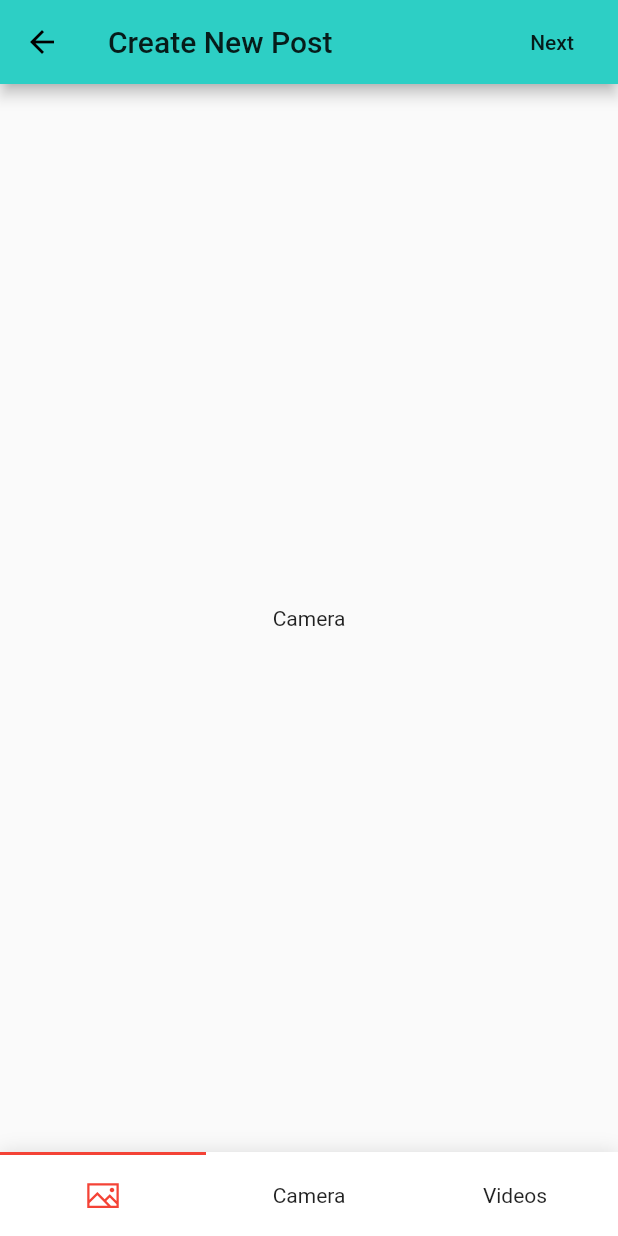
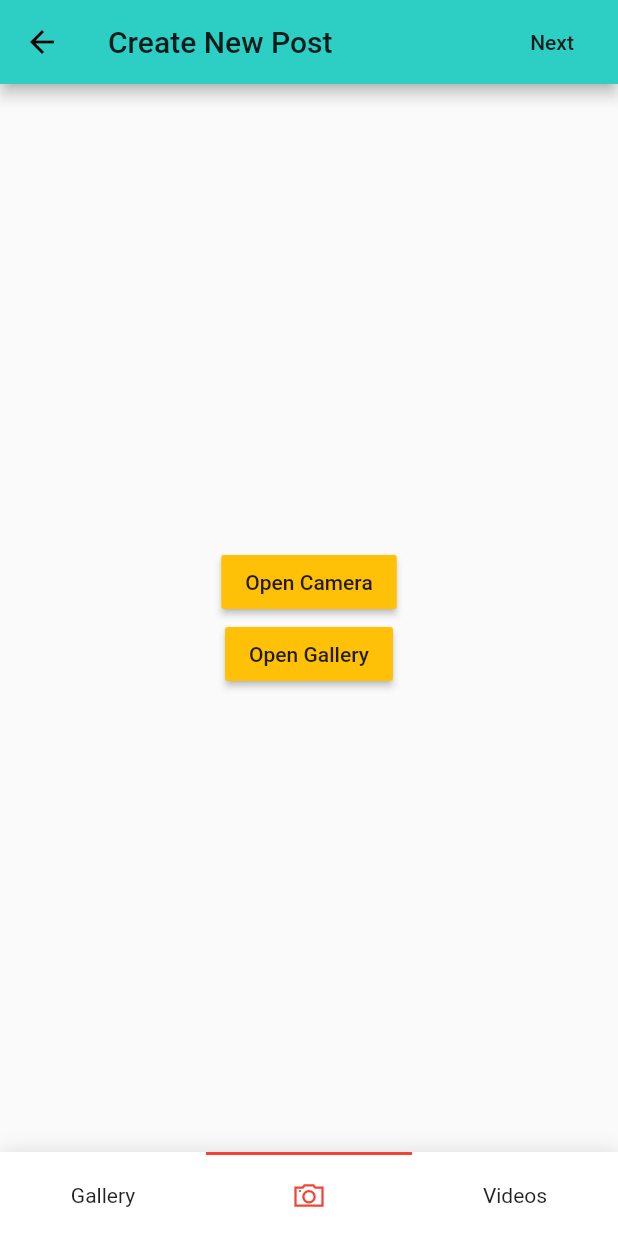
Before and after one commit to vikanshu-joshi/umix, a Flutter app: the NewPost screen opened directly, on a phone screen of 412 x 824 dp. Run offline on Flutter 3.47's test engine with Material 2 defaults, Android fonts, the phone set to English and light mode, and no system bars; drawn by our look-alikes of titled_navigation_bar; our stand-ins replace camera, cloud_firestore, firebase_auth, firebase_storage, flutter_datetime_picker, google_nav_bar and 6 more; missing offline and left inert: flutter_device_type, image_gallery, progressive_image; accounts and stored records are empty.

Commit message:
added camera capture and gallery in new post

```diff
--- a/lib/screens/new_post_screen.dart
+++ b/lib/screens/new_post_screen.dart
@@ -1,13 +1,16 @@
 import 'dart:collection';
 import 'dart:io';
-
+import 'dart:ui';
+import 'package:camera/camera.dart';
 import 'package:flutter/cupertino.dart';
 import 'package:flutter/material.dart';
 import 'package:flutter_device_type/flutter_device_type.dart';
 import 'package:image_gallery/image_gallery.dart';
+import 'package:image_picker/image_picker.dart';
 import 'package:line_icons/line_icons.dart';
 import 'package:progressive_image/progressive_image.dart';
 import 'package:titled_navigation_bar/titled_navigation_bar.dart';
+import 'package:umix/main.dart';
 
 class NewPost extends StatefulWidget {
   @override
@@ -19,6 +22,82 @@ class _NewPostState extends State<NewPost> {
     initialPage: 1,
   );
   List<String> imagesList;
+  int currentIndex = 1;
+  bool imageCaptured = false;
+  File loadedImage;
+
+  @override
+  void dispose() {
+    _page.dispose();
+    super.dispose();
+  }
+
+  void _captureImage(ImageSource source) async {
+    var result = await ImagePicker.pickImage(source: source);
+    if (result != null) {
+      setState(() {
+        imageCaptured = true;
+        loadedImage = result;
+      });
+    }
+  }
+
+  Widget getCameraPage() {
+    if (!imageCaptured) {
+      return Column(
+        mainAxisAlignment: MainAxisAlignment.center,
+        children: <Widget>[
+          RaisedButton(
+            onPressed: () {
+              _captureImage(ImageSource.camera);
+            },
+            child: Text('Open Camera'),
+            color: Theme.of(context).accentColor,
+          ),
+          RaisedButton(
+            onPressed: () {
+              _captureImage(ImageSource.gallery);
+            },
+            child: Text('Open Gallery'),
+            color: Theme.of(context).accentColor,
+          )
+        ],
+      );
+    }
+    return Column(
+      children: <Widget>[
+        Expanded(
+            child: Container(
+              padding: const EdgeInsets.all(2),
+              width: MediaQuery.of(context).size.width,
+              child: Image.file(loadedImage,fit: BoxFit.contain,),
+          color: Colors.red.withOpacity(0.5),
+        )),
+        Padding(
+          padding: const EdgeInsets.all(8.0),
+          child: Row(
+            mainAxisAlignment: MainAxisAlignment.spaceEvenly,
+            children: <Widget>[
+              RaisedButton(
+                onPressed: () {
+                  _captureImage(ImageSource.camera);
+                },
+                child: Text('Open Camera'),
+                color: Theme.of(context).accentColor,
+              ),
+              RaisedButton(
+                onPressed: () {
+                  _captureImage(ImageSource.gallery);
+                },
+                child: Text('Open Gallery'),
+                color: Theme.of(context).accentColor,
+              )
+            ],
+          ),
+        )
+      ],
+    );
+  }
 
   @override
   void initState() {
@@ -54,6 +133,9 @@ class _NewPostState extends State<NewPost> {
     return Scaffold(
       appBar: getAppBar(),
       body: PageView(
+        onPageChanged: (index) {
+          currentIndex = index;
+        },
         controller: _page,
         children: <Widget>[
           GridView.builder(
@@ -66,18 +148,21 @@ class _NewPostState extends State<NewPost> {
                       placeholder: AssetImage('assets/images/loading.png'),
                       thumbnail: FileImage(File(imagesList[index])),
                       image: FileImage(File(imagesList[index])),
-                      width: MediaQuery.of(context).size.width * 0.499,
-                      height: MediaQuery.of(context).size.width * 0.499));
+                      width: MediaQuery.of(context).size.width * 0.495,
+                      height: MediaQuery.of(context).size.width * 0.495));
             },
             itemCount: imagesList == null ? 0 : imagesList.length,
           ),
-          Center(child: Text('Camera')),
+          getCameraPage(),
           Center(child: Text('Videos')),
         ],
       ),
       bottomNavigationBar: TitledBottomNavigationBar(
+          currentIndex: currentIndex,
+          enableShadow: true,
           activeColor: Colors.red,
           onTap: (index) {
+            currentIndex = index;
             _page.animateToPage(index,
                 duration: Duration(milliseconds: 800), curve: Curves.ease);
           },
--- a/pubspec.yaml
+++ b/pubspec.yaml
@@ -46,6 +46,7 @@ dependencies:
   titled_navigation_bar: ^4.1.0
   image_gallery: ^1.2.0
   progressive_image: ^1.0.1
+  camera: ^0.5.7+4
 
   # The following adds the Cupertino Icons font to your application.
   # Use with the CupertinoIcons class for iOS style icons.
```
Also changed, not shown: 1 other file.
